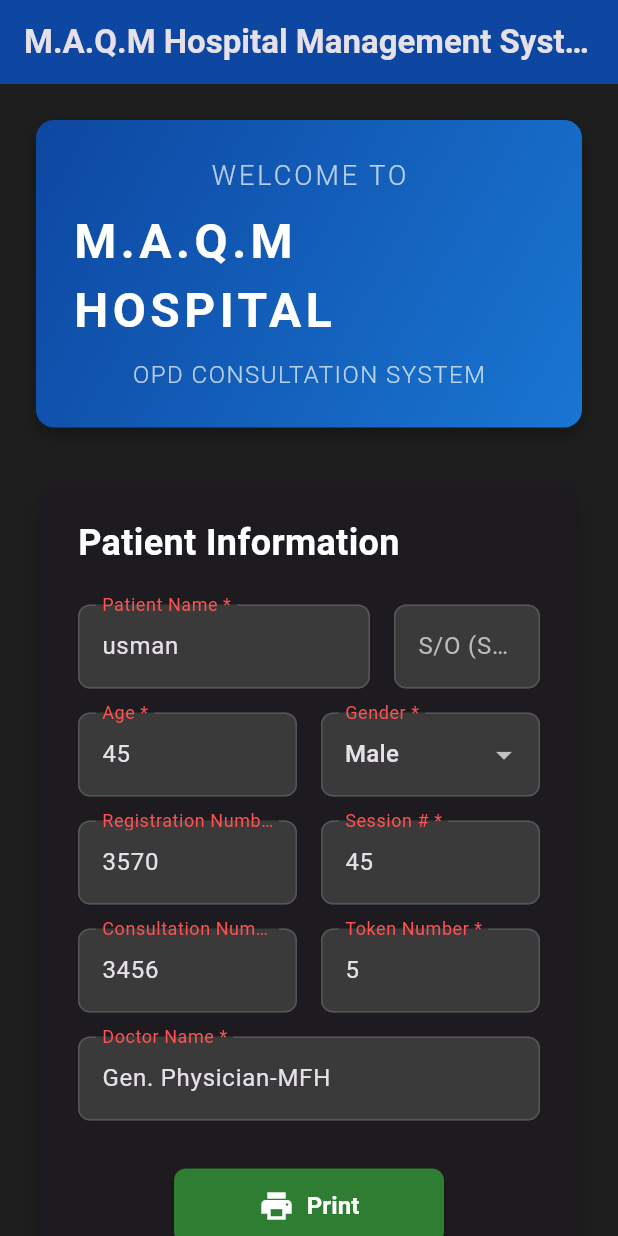
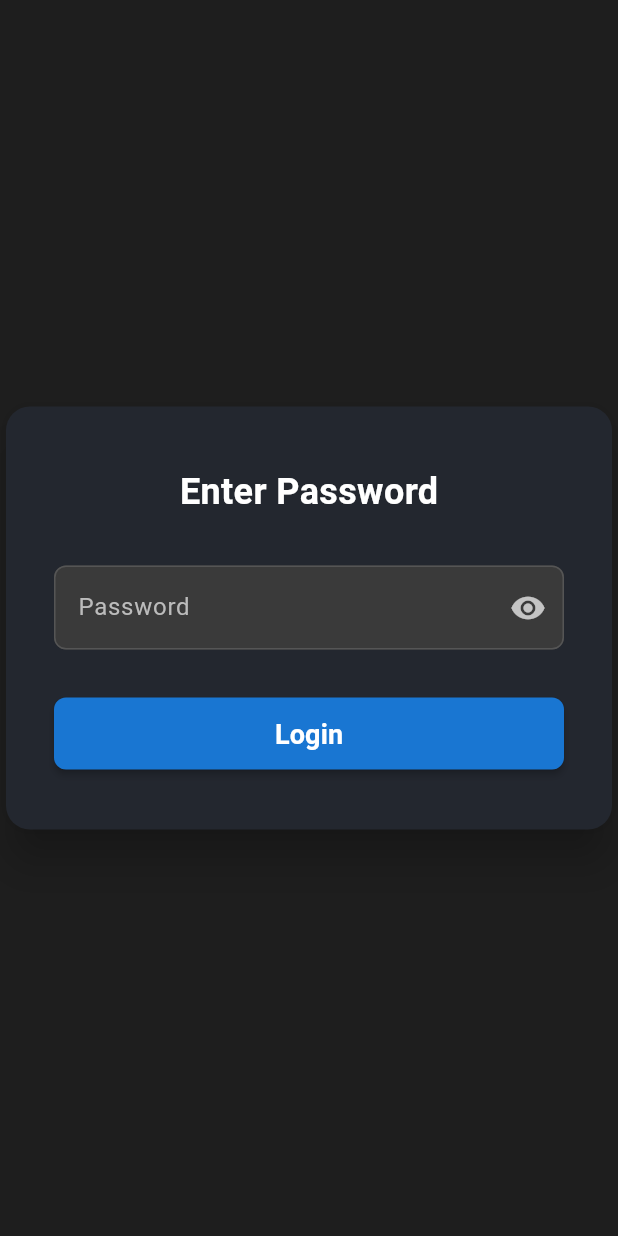
Before and after one commit to numanarif990/hospital, a Flutter app: the screen it shows after launch, on a phone screen of 412 x 824 dp. Run offline on Flutter 3.47's test engine with Material 3 defaults, Android fonts, the phone set to English and light mode, and no system bars; our stand-ins replace pdf, printing, shared_preferences.

Commit message:
password screen added ___________MD

```diff
--- a/lib/main.dart
+++ b/lib/main.dart
@@ -16,8 +16,39 @@ void main() {
   runApp(const HospitalApp());
 }
 
-class HospitalApp extends StatelessWidget {
+class HospitalApp extends StatefulWidget {
   const HospitalApp({super.key});
+
+  @override
+  State<HospitalApp> createState() => _HospitalAppState();
+}
+
+class _HospitalAppState extends State<HospitalApp> {
+  bool _showPasswordScreen = true;
+  bool _loading = true;
+
+  @override
+  void initState() {
+    super.initState();
+    _checkPasswordStatus();
+  }
+
+  Future<void> _checkPasswordStatus() async {
+    final prefs = await SharedPreferences.getInstance();
+    final entered = prefs.getBool('password_entered') ?? false;
+    setState(() {
+      _showPasswordScreen = !entered;
+      _loading = false;
+    });
+  }
+
+  void _onPasswordSuccess() async {
+    final prefs = await SharedPreferences.getInstance();
+    await prefs.setBool('password_entered', true);
+    setState(() {
+      _showPasswordScreen = false;
+    });
+  }
 
   @override
   Widget build(BuildContext context) {
@@ -59,7 +90,132 @@ class HospitalApp extends StatelessWidget {
           labelStyle: TextStyle(color: Color(0xFFBBBBBB)),
         ),
       ),
-      home: const HospitalMainScreen(),
+      home: _loading
+          ? const Scaffold(body: Center(child: CircularProgressIndicator()))
+          : _showPasswordScreen
+          ? PasswordScreen(onSuccess: _onPasswordSuccess)
+          : const HospitalMainScreen(),
+    );
+  }
+}
+
+class PasswordScreen extends StatefulWidget {
+  final VoidCallback onSuccess;
+  const PasswordScreen({super.key, required this.onSuccess});
+
+  @override
+  State<PasswordScreen> createState() => _PasswordScreenState();
+}
+
+class _PasswordScreenState extends State<PasswordScreen> {
+  final _passwordController = TextEditingController();
+  final _formKey = GlobalKey<FormState>();
+  bool _obscure = true;
+  bool _error = false;
+
+  @override
+  void dispose() {
+    _passwordController.dispose();
+    super.dispose();
+  }
+
+  void _checkPassword() {
+    if (_formKey.currentState!.validate()) {
+      if (_passwordController.text == '2004') {
+        widget.onSuccess();
+      } else {
+        setState(() {
+          _error = true;
+        });
+      }
+    }
+  }
+
+  @override
+  Widget build(BuildContext context) {
+    return Scaffold(
+      backgroundColor: const Color(0xFF1E1E1E),
+      body: Center(
+        child: Card(
+          color: const Color(0xFF23272F),
+          elevation: 12,
+          shape: RoundedRectangleBorder(
+            borderRadius: BorderRadius.circular(16),
+          ),
+          child: Padding(
+            padding: const EdgeInsets.symmetric(horizontal: 32, vertical: 40),
+            child: SizedBox(
+              width: 350,
+              child: Form(
+                key: _formKey,
+                child: Column(
+                  mainAxisSize: MainAxisSize.min,
+                  children: [
+                    const Text(
+                      'Enter Password',
+                      style: TextStyle(
+                        fontSize: 24,
+                        fontWeight: FontWeight.bold,
+                        color: Colors.white,
+                      ),
+                    ),
+                    const SizedBox(height: 32),
+                    TextFormField(
+                      controller: _passwordController,
+                      obscureText: _obscure,
+                      style: const TextStyle(color: Colors.white),
+                      decoration: InputDecoration(
+                        labelText: 'Password',
+                        labelStyle: const TextStyle(color: Color(0xFFBBBBBB)),
+                        suffixIcon: IconButton(
+                          icon: Icon(
+                            _obscure ? Icons.visibility : Icons.visibility_off,
+                            color: Colors.white70,
+                          ),
+                          onPressed: () {
+                            setState(() {
+                              _obscure = !_obscure;
+                            });
+                          },
+                        ),
+                        errorText: _error ? 'Incorrect password' : null,
+                      ),
+                      onFieldSubmitted: (_) => _checkPassword(),
+                      validator: (value) {
+                        if (value == null || value.isEmpty) {
+                          return 'Please enter password';
+                        }
+                        return null;
+                      },
+                    ),
+                    const SizedBox(height: 32),
+                    SizedBox(
+                      width: double.infinity,
+                      height: 48,
+                      child: ElevatedButton(
+                        onPressed: _checkPassword,
+                        style: ElevatedButton.styleFrom(
+                          backgroundColor: const Color(0xFF1976D2),
+                          shape: RoundedRectangleBorder(
+                            borderRadius: BorderRadius.circular(8),
+                          ),
+                        ),
+                        child: const Text(
+                          'Login',
+                          style: TextStyle(
+                            fontSize: 18,
+                            fontWeight: FontWeight.bold,
+                          ),
+                        ),
+                      ),
+                    ),
+                  ],
+                ),
+              ),
+            ),
+          ),
+        ),
+      ),
     );
   }
 }
```
